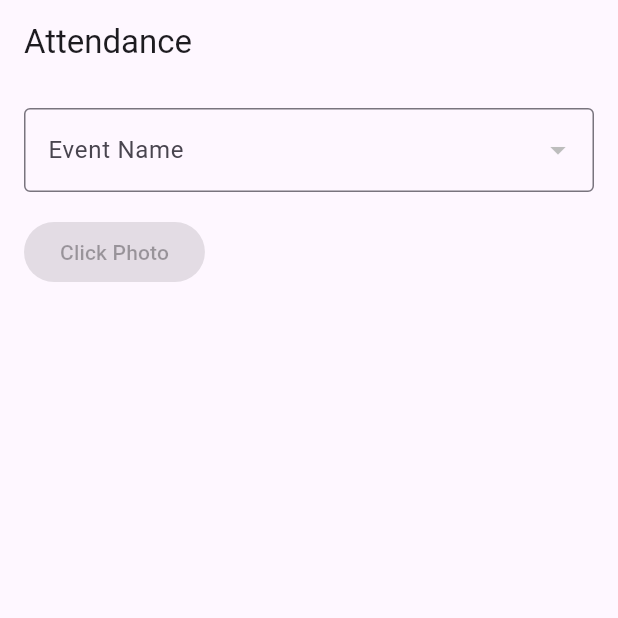
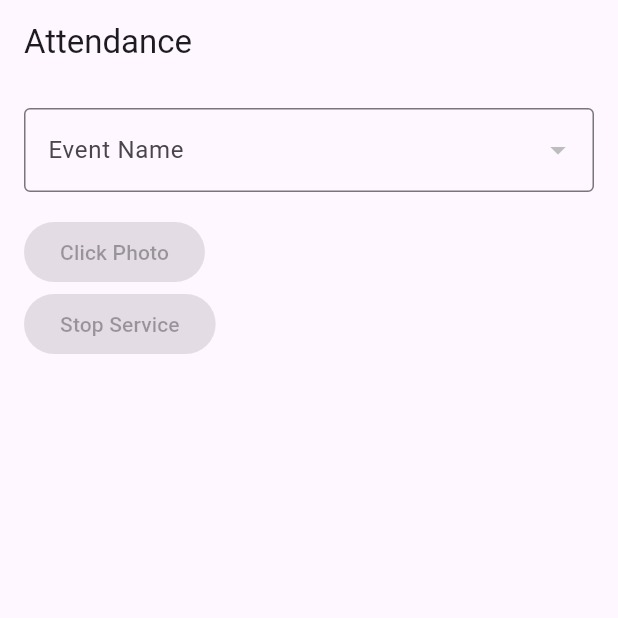
Before and after one commit to VeerNagda/StudentTrackerUI, a Flutter app: the AttendancePage screen opened directly, on a phone screen of 412 x 824 dp, the top half of it. Run offline on Flutter 3.47's test engine with Material 3 defaults, Android fonts, the phone set to English and light mode, and no system bars; our stand-ins replace camera, connectivity_plus, file_picker, flutter_local_notifications, flutter_map, fluttertoast and 7 more; missing offline and left inert: flutter_background_service, flutter_background_service_android, flutter_map_cancellable_tile_provider, flutter_map_location_marker; accounts and stored records are empty.

Commit message:
Bug Fixes

```diff
--- a/lib/models/location/location_request_model.dart
+++ b/lib/models/location/location_request_model.dart
@@ -1,4 +1,3 @@
-import 'package:latlong2/latlong.dart';
 
 class LocationRequestModel {
   late String sapId;
@@ -29,7 +28,7 @@ class LocationRequestModel {
 }
 
 class TimedCoordinates {
-  late List<LatLng> coordinates;
+  late List<double> coordinates;
   late String dateTime;
 
   TimedCoordinates({required this.coordinates, required this.dateTime});
--- a/lib/screens/AttendancePage.dart
+++ b/lib/screens/AttendancePage.dart
@@ -1,9 +1,9 @@
 import 'package:flutter/material.dart';
+import 'package:flutter_background_service/flutter_background_service.dart';
 import 'package:go_router/go_router.dart';
 import 'package:ui/models/event/current_day_event_response_model.dart';
 import 'package:ui/services/api_service.dart';
 import 'package:ui/services/shared_service.dart';
-
 
 class AttendancePage extends StatefulWidget {
   const AttendancePage({super.key});
@@ -14,8 +14,9 @@ class AttendancePage extends StatefulWidget {
 
 class _AttendancePageState extends State<AttendancePage> {
   String? selectedEvent;
+  bool serviceRunning = false;
 
-  List<String> availableEvents = ['Event 1', 'Event 2', 'Event 3'];
+  //List<String> availableEvents = ['Event 1', 'Event 2', 'Event 3'];
   Map<String, String> eventsMap = {};
   late CurrentDayEventResponseModel currentDayEventResponseModel;
 
@@ -33,6 +34,7 @@ class _AttendancePageState extends State<AttendancePage> {
   void initState() {
     super.initState();
     getAvailableEvents();
+    _checkServiceStatus();
   }
 
   @override
@@ -55,10 +57,24 @@ class _AttendancePageState extends State<AttendancePage> {
                 }),
             const SizedBox(height: 16),
             _buildClickPhotoButton(context),
+            ElevatedButton(
+                onPressed: serviceRunning
+                    ? () =>
+                {
+                  FlutterBackgroundService().invoke("stopService"),
+                  serviceRunning = false,
+                  setState(() {}),
+                }:null,
+                child: const Text("Stop Service"))
           ],
         ),
       ),
     );
+  }
+
+  _checkServiceStatus() async {
+    serviceRunning = await FlutterBackgroundService().isRunning();
+    setState(() {});
   }
 
   Widget _buildDropdown(String label, Map<String, String> items,
@@ -86,7 +102,8 @@ class _AttendancePageState extends State<AttendancePage> {
         SharedService.eventId = selectedEvent!;
         SharedService.eventEndTime = findEndTimeByEventId(
             currentDayEventResponseModel, selectedEvent!)!;
-              SharedService.prefs.setString("eventEndTime", SharedService.eventEndTime.toString());
+        SharedService.prefs.setString(
+            "eventEndTime", SharedService.eventEndTime.toString());
         SharedService.prefs.setString("eventId", SharedService.eventId);
         context.pushNamed('verify-user');
       }
--- a/lib/screens/HomePage.dart
+++ b/lib/screens/HomePage.dart
@@ -5,6 +5,8 @@ import '../services/shared_service.dart';
 
 import 'AttendancePage.dart';
 import 'Selfie.dart';
+
+import 'AttendancePage.dart';
 
 class HomePage extends StatelessWidget {
   const HomePage({super.key});
--- a/lib/screens/event_form.dart
+++ b/lib/screens/event_form.dart
@@ -123,13 +123,13 @@ class _EventFormState extends State<EventForm> {
               lastDate: DateTime(2100),
             );
 
-            if (pickedStartDate != null) {
+            if (pickedStartDate != null && mounted) {
               TimeOfDay? pickedStartTime = await showTimePicker(
                 context: context,
                 initialTime: TimeOfDay.fromDateTime(pickedStartDate),
               );
 
-              if (pickedStartTime != null) {
+              if (pickedStartTime != null && mounted) {
                 DateTime? pickedEndDate = await showDatePicker(
                   context: context,
                   initialDate: initialEndDate,
@@ -137,7 +137,7 @@ class _EventFormState extends State<EventForm> {
                   lastDate: DateTime(2100),
                 );
 
-                if (pickedEndDate != null) {
+                if (pickedEndDate != null && mounted) {
                   TimeOfDay? pickedEndTime = await showTimePicker(
                     context: context,
                     initialTime: TimeOfDay.fromDateTime(pickedEndDate),
--- a/lib/services/background.dart
+++ b/lib/services/background.dart
@@ -86,7 +86,7 @@ void onStart(ServiceInstance service) {
     await LocationService.getPosition(sapId!, eventId!);
 
     if (DateTime.now().isAfter(eventEndTime!) &&
-        LocationService.coordinates == []) {
+        LocationService.location!.timedCoordinates == []) {
       service.stopSelf();
     }
     service.invoke('update');
```
Also changed, not shown: lib/screens/TakePictureScreen.dart (+14 -28 lines), lib/screens/VenuePage.dart (+14 -13 lines), lib/services/location_service.dart (+4 -10 lines). Lines whose indentation alone changed are shown as unchanged.
